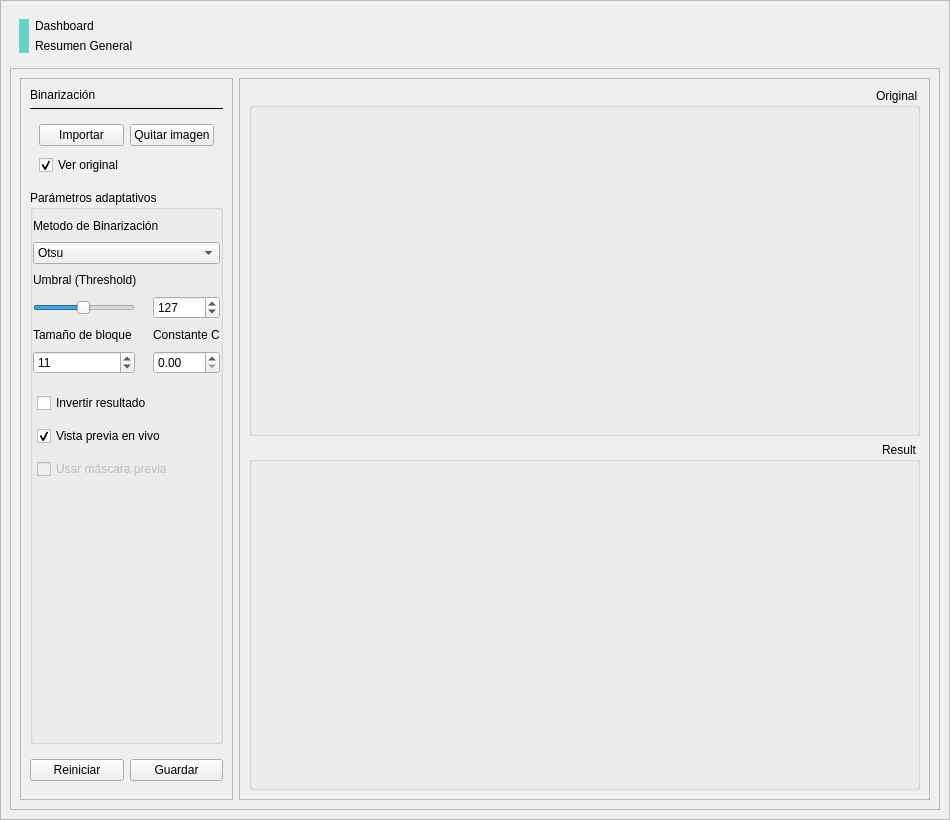
Qt form ui/pages/Tfrm_Binarizacion.ui (DemonSlayer5768/BioImageOptimizer) before a commit.
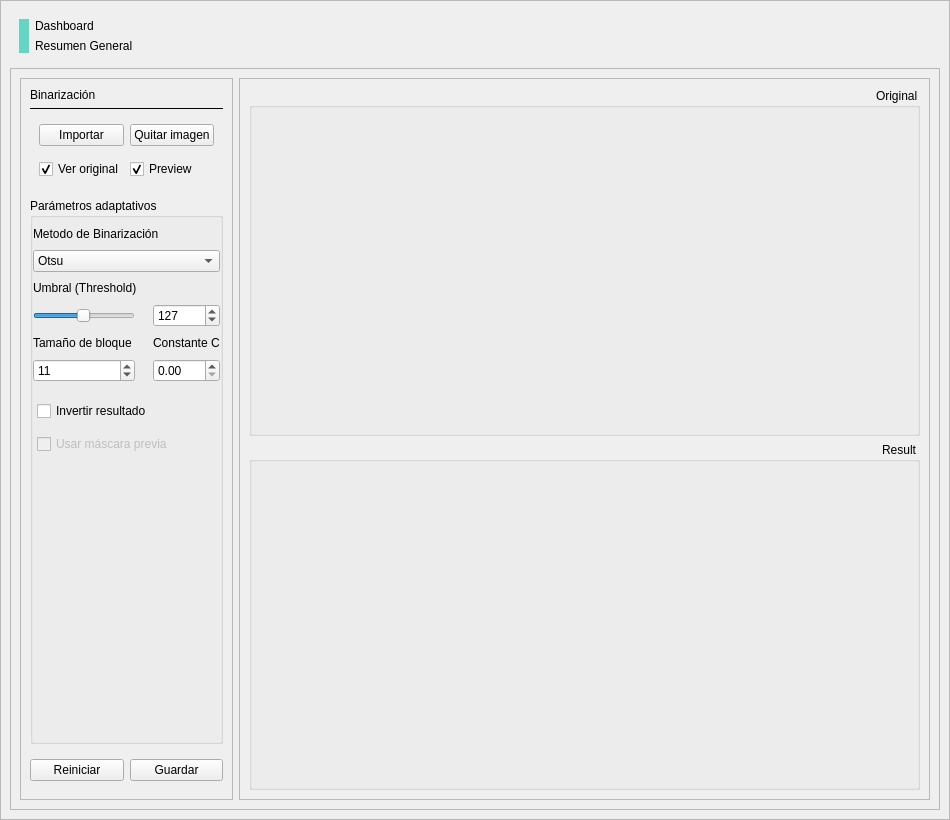
The same form after that commit. Icons and pictures are not drawn.

What changed in the file:
```diff
--- a/ui/pages/Tfrm_Binarizacion.ui
+++ b/ui/pages/Tfrm_Binarizacion.ui
@@ -343,6 +343,34 @@
                   </property>
                  </widget>
                 </item>
+                <item row="1" column="1">
+                 <widget class="QCheckBox" name="chk_preview">
+                  <property name="enabled">
+                   <bool>true</bool>
+                  </property>
+                  <property name="minimumSize">
+                   <size>
+                    <width>0</width>
+                    <height>28</height>
+                   </size>
+                  </property>
+                  <property name="cursor">
+                   <cursorShape>PointingHandCursor</cursorShape>
+                  </property>
+                  <property name="layoutDirection">
+                   <enum>Qt::LayoutDirection::LeftToRight</enum>
+                  </property>
+                  <property name="styleSheet">
+                   <string notr="true"/>
+                  </property>
+                  <property name="text">
+                   <string>Preview</string>
+                  </property>
+                  <property name="checked">
+                   <bool>true</bool>
+                  </property>
+                 </widget>
+                </item>
                </layout>
               </item>
               <item>
@@ -536,34 +564,6 @@
                      </property>
                     </widget>
                    </item>
-                   <item>
-                    <widget class="QCheckBox" name="chk_preview">
-                     <property name="enabled">
-                      <bool>true</bool>
-                     </property>
-                     <property name="minimumSize">
-                      <size>
-                       <width>0</width>
-                       <height>28</height>
-                      </size>
-                     </property>
-                     <property name="cursor">
-                      <cursorShape>PointingHandCursor</cursorShape>
-                     </property>
-                     <property name="layoutDirection">
-                      <enum>Qt::LayoutDirection::LeftToRight</enum>
-                     </property>
-                     <property name="styleSheet">
-                      <string notr="true"/>
-                     </property>
-                     <property name="text">
-                      <string>Vista previa en vivo</string>
-                     </property>
-                     <property name="checked">
-                      <bool>true</bool>
-                     </property>
-                    </widget>
-                   </item>
                    <item>
                     <widget class="QCheckBox" name="chk_mascara">
                      <property name="enabled">
```
